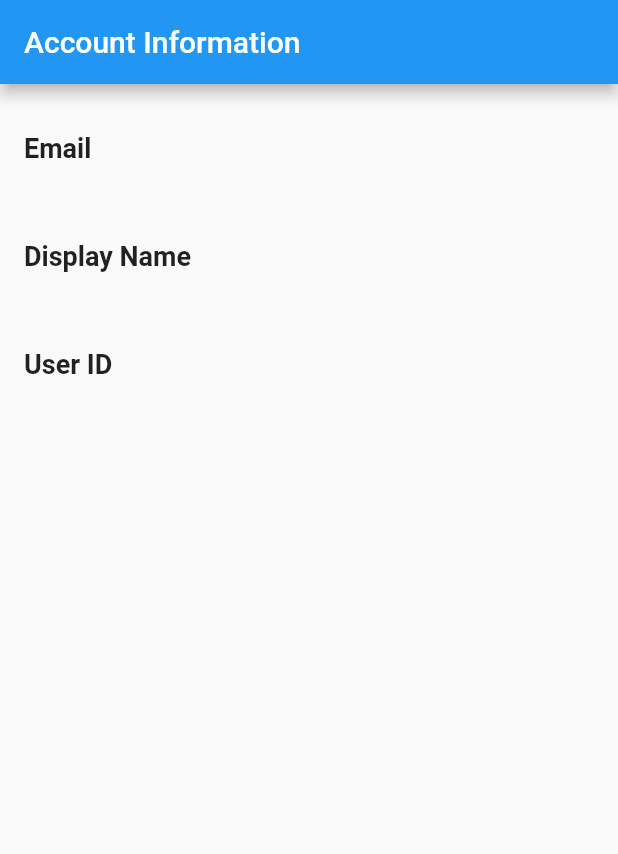
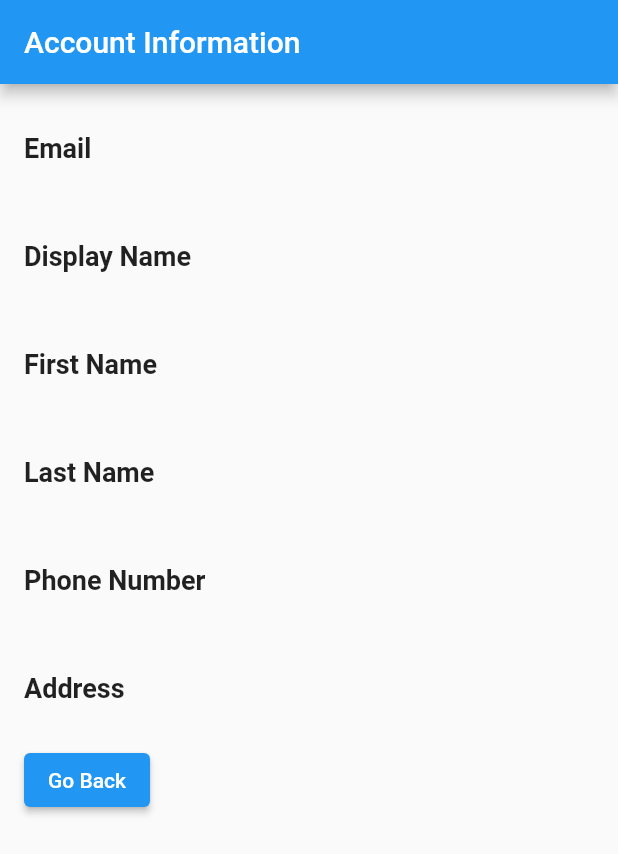
Before and after one commit to ahmedrizvi/capr_petsforsale, a Flutter app: the AccountInfoPage screen opened directly, on a phone screen of 412 x 824 dp. Shown: the top 854 px of the screen. Run offline on Flutter 3.47's test engine with Material 2 defaults, Android fonts, the phone set to English and light mode, and no system bars; our stand-ins replace cloud_firestore, firebase_auth, firebase_core, google_maps_flutter; missing offline and left inert: dart:ffi; accounts and stored records are empty.

Commit message:
All pages are functional as of now!

```diff
--- a/lib/accountInfo.dart
+++ b/lib/accountInfo.dart
@@ -1,6 +1,7 @@
 import 'package:flutter/material.dart';
 import 'package:firebase_auth/firebase_auth.dart';
 import 'package:cloud_firestore/cloud_firestore.dart';
+import 'AccountHome.dart';
 
 void main() {
   runApp(AccountInfo());
@@ -15,25 +16,25 @@ class AccountInfo extends StatelessWidget {
     );
   }
 }
-
 class AccountInfoPage extends StatefulWidget {
   @override
   _AccountInfoPageState createState() => _AccountInfoPageState();
 }
-
 class _AccountInfoPageState extends State<AccountInfoPage> {
   FirebaseAuth _auth = FirebaseAuth.instance;
   FirebaseFirestore _firestore = FirebaseFirestore.instance;
   String? _email;
   String? _displayName;
   String? _userId;
-
+  String? _firstName;
+  String? _lastName;
+  String? _phoneNumber;
+  String? _address;
   @override
   void initState() {
     super.initState();
     _getUserInfo();
   }
-
   void _getUserInfo() async {
     User? user = _auth.currentUser;
     if (user != null) {
@@ -52,6 +53,10 @@ class _AccountInfoPageState extends State<AccountInfoPage> {
         setState(() {
           _userId = userDoc.id;
           _displayName = userDoc['user name:'];
+          _firstName = userDoc['first name:'];
+          _lastName = userDoc['last name:'];
+          _phoneNumber = userDoc['phone number:'];
+          _address = userDoc['address:'];
         });
       }
     }
@@ -90,15 +95,53 @@ class _AccountInfoPageState extends State<AccountInfoPage> {
             ),
             SizedBox(height: 24.0),
             Text(
-              'User ID',
+              'First Name',
               style: TextStyle(fontSize: 18.0, fontWeight: FontWeight.bold),
             ),
             SizedBox(height: 8.0),
             Text(
-              _userId ?? '',
+              _firstName ?? '',
               style: TextStyle(fontSize: 16.0),
             ),
+            SizedBox(height: 24.0),
+            Text(
+              'Last Name',
+              style: TextStyle(fontSize: 18.0, fontWeight: FontWeight.bold),
+            ),
+            SizedBox(height: 8.0),
+            Text(
+              _lastName ?? '',
+              style: TextStyle(fontSize: 16.0),
+            ),
+            SizedBox(height: 24.0),
+            Text(
+              'Phone Number',
+              style: TextStyle(fontSize: 18.0, fontWeight: FontWeight.bold),
+            ),
+            SizedBox(height: 8.0),
+            Text(
+              _phoneNumber ?? '',
+              style: TextStyle(fontSize: 16.0),
+            ),
+            SizedBox(height: 24.0),
+            Text(
+              'Address',
+              style: TextStyle(fontSize: 18.0, fontWeight: FontWeight.bold),
+            ),
+            SizedBox(height: 8.0),
+            Text(
+              _address ?? '',
+              style: TextStyle(fontSize: 16.0),
+            ),
+            ElevatedButton(
+              child: Text('Go Back'),
+              onPressed: () {
+                Navigator.push(context,
+                    MaterialPageRoute(builder: (context) => AccountHome()));
+              },
+            ),
           ],
+
         ),
       ),
     );
--- a/lib/viewListings.dart
+++ b/lib/viewListings.dart
@@ -31,6 +31,10 @@ class ListingsPage extends StatelessWidget {
     return Scaffold(
       appBar: AppBar(
         title: Text("Listings For Sale Near You"),
+        leading: IconButton(
+          icon: Icon(Icons.arrow_back),
+          onPressed: () => Navigator.of(context).pop(),
+        ),
       ),
       body: StreamBuilder<QuerySnapshot>(
         stream: firestore.collection("listings").snapshots(),
```
Also changed, not shown: lib/AccountHome.dart (+80 -74 lines), lib/createListing.dart (+7 -2 lines), lib/myListings.dart (+113 -0 lines).
